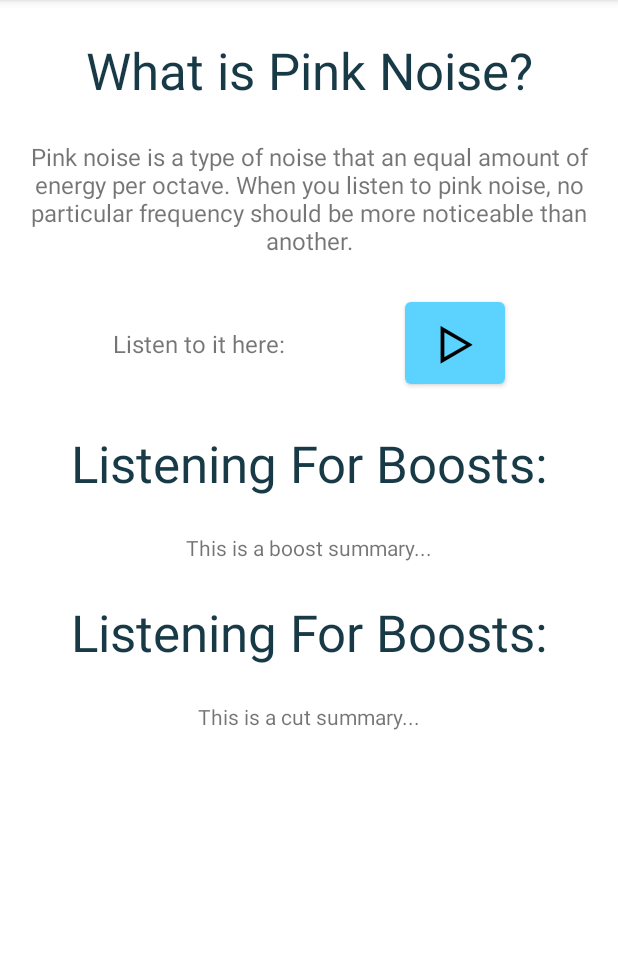
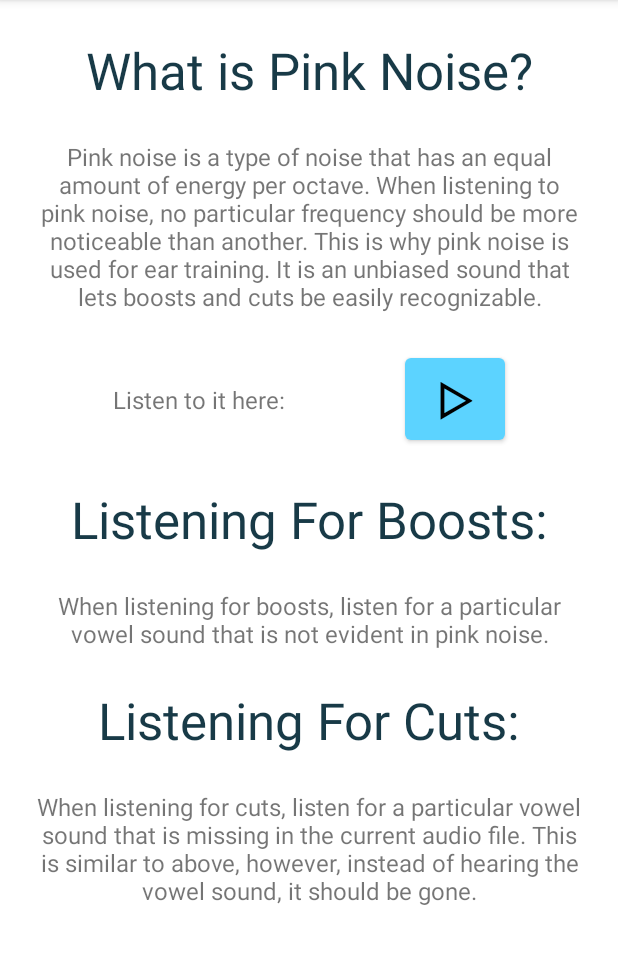
Before and after one commit to morganarielle/Earful, an Android app: the MixingTipsActivity screen opened directly, with no data from a screen before it, on a phone screen of 412 x 824 dp, the part 84-1048 px from its top. Run offline under Robolectric (Android 15) with nearby library versions, the phone set to English and light mode, and no system bars; Roboto replaces fonts that are not available here.

Commit message:
boosts/cuts summary started

```diff
--- a/app/src/main/res/layout/activity_mixing_tips.xml
+++ b/app/src/main/res/layout/activity_mixing_tips.xml
@@ -30,8 +30,9 @@
             android:id="@+id/pink_noise_summary"
             android:layout_width="match_parent"
             android:layout_height="wrap_content"
-            android:text="Pink noise is a type of noise that an equal amount of energy per octave. When you listen to pink noise, no particular frequency should be more noticeable than another."
+            android:text="Pink noise is a type of noise that has an equal amount of energy per octave. When listening to pink noise, no particular frequency should be more noticeable than another. This is why pink noise is used for ear training. It is an unbiased sound that lets boosts and cuts be easily recognizable."
             android:layout_marginTop="24dp"
+            android:layout_marginHorizontal="24dp"
             android:textAlignment="center"
             android:textSize="16dp"
             app:layout_constraintLeft_toLeftOf="parent"
@@ -77,10 +78,13 @@
 
         <TextView
             android:id="@+id/boosts_summary"
-            android:layout_width="wrap_content"
+            android:layout_width="match_parent"
             android:layout_height="wrap_content"
-            android:text="This is a boost summary..."
+            android:text="When listening for boosts, listen for a particular vowel sound that is not evident in pink noise."
             android:layout_marginTop="24dp"
+            android:layout_marginHorizontal="24dp"
+            android:textAlignment="center"
+            android:textSize="16dp"
             app:layout_constraintLeft_toLeftOf="parent"
             app:layout_constraintRight_toRightOf="parent"
             app:layout_constraintTop_toBottomOf="@id/listening_for_boosts_label"/>
@@ -89,7 +93,7 @@
             android:id="@+id/listening_for_cuts_label"
             android:layout_width="wrap_content"
             android:layout_height="wrap_content"
-            android:text="Listening For Boosts:"
+            android:text="Listening For Cuts:"
             android:layout_marginTop="24dp"
             android:fontFamily="@font/give_you_glory"
             android:textColor="@color/dark_blue"
@@ -100,10 +104,13 @@
 
         <TextView
             android:id="@+id/cuts_summary"
-            android:layout_width="wrap_content"
+            android:layout_width="match_parent"
             android:layout_height="wrap_content"
-            android:text="This is a cut summary..."
+            android:text="When listening for cuts, listen for a particular vowel sound that is missing in the current audio file. This is similar to above, however, instead of hearing the vowel sound, it should be gone."
             android:layout_marginTop="24dp"
+            android:layout_marginHorizontal="24dp"
+            android:textAlignment="center"
+            android:textSize="16dp"
             app:layout_constraintLeft_toLeftOf="parent"
             app:layout_constraintRight_toRightOf="parent"
             app:layout_constraintTop_toBottomOf="@id/listening_for_cuts_label"/>
```
Also changed, not shown: app/src/main/java/edu/neu/earful/ModeMenuActivity.java (+10 -1 lines), app/src/main/res/layout/activity_mode_menu.xml (+21 -8 lines).
